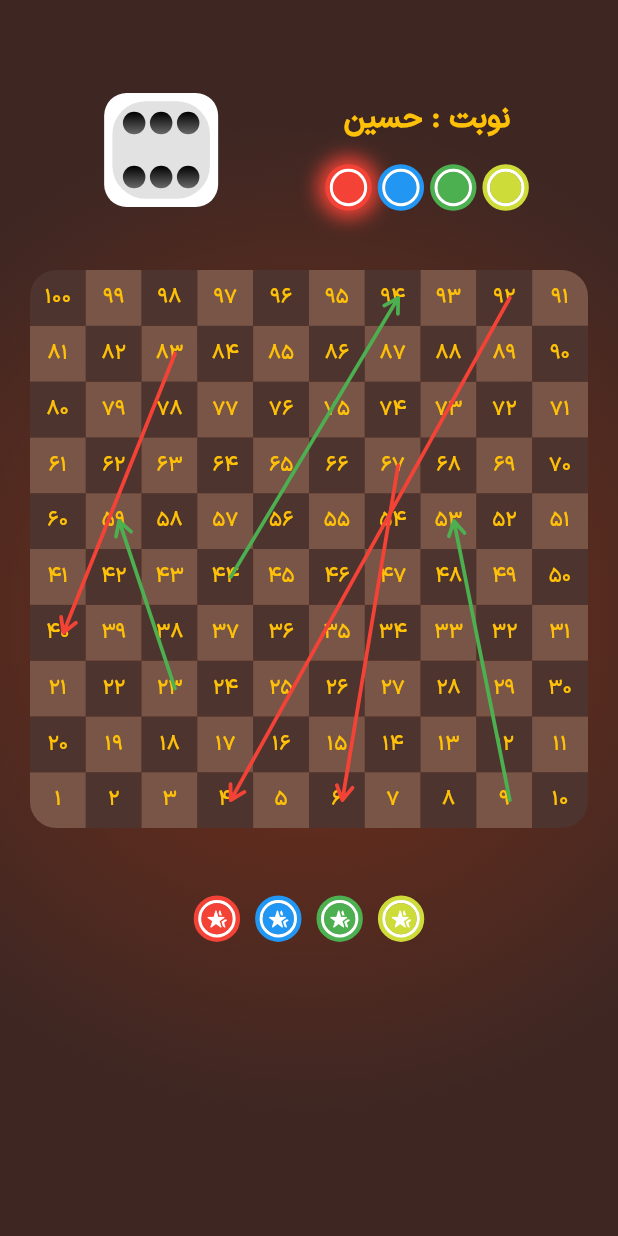
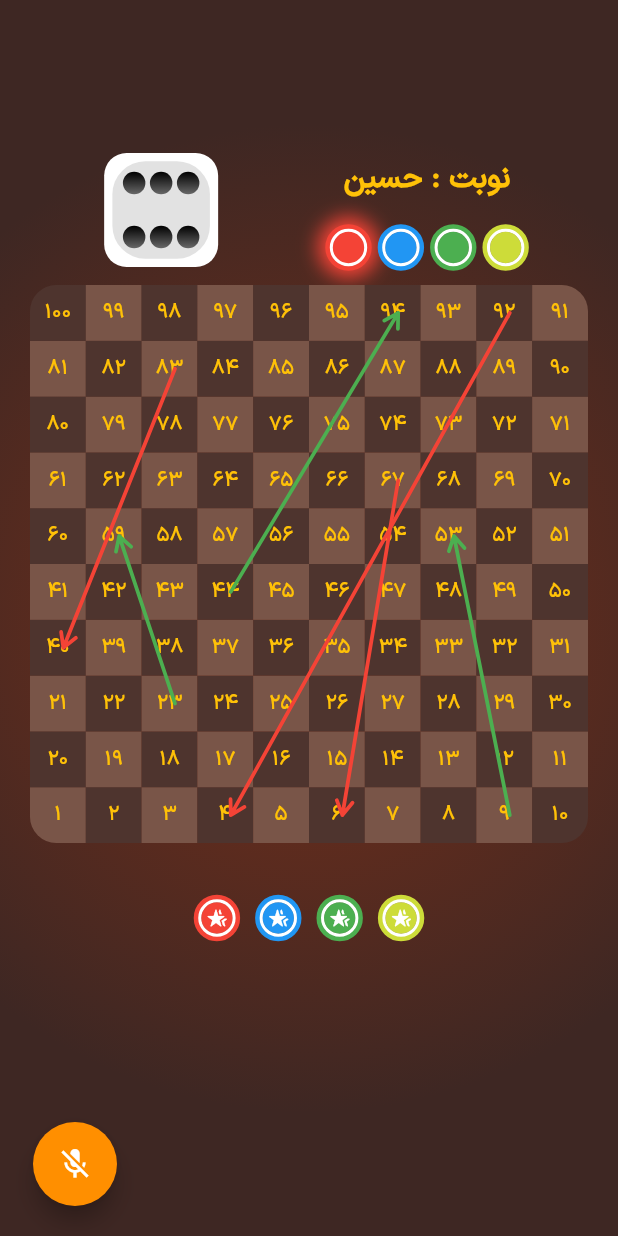
Before and after one commit to NeoHosseinism/BSP-Snake-And-Ladder-Game, a Flutter app: the screen it shows after launch, on a phone screen of 412 x 824 dp. Run offline on Flutter 3.47's test engine with Material 2 defaults, Android fonts, the phone set to English and light mode, and no system bars; our stand-ins replace get, lottie, speech_to_text.

Commit message:
COMPLETE at rolling dice with voice

```diff
--- a/lib/controller/splash/splash.dart
+++ b/lib/controller/splash/splash.dart
@@ -4,8 +4,8 @@ import 'package:snake_and_ladder/global.dart';
 import 'package:snake_and_ladder/model/player/player.dart';
 
 class SplashCtrl extends GetxController {
-  List<TextEditingController> txtCtrls = List.generate(
-      4, (index) => TextEditingController(text: "حسین"));
+  List<TextEditingController> txtCtrls =
+      List.generate(4, (index) => TextEditingController(text: "حسین"));
   // ! checkboxs and text editing controllers
 
   RxBool showSplash = true.obs;
--- a/lib/main.dart
+++ b/lib/main.dart
@@ -1,6 +1,7 @@
 import 'package:flutter/material.dart';
 import 'package:get/get.dart';
 import 'view/screen/home/home.dart';
+import 'view/screen/speech/speech.dart';
 import 'view/screen/splash/splash.dart';
 
 void main() => runApp(const MyApp());
@@ -20,6 +21,7 @@ class MyApp extends StatelessWidget {
       getPages: [
         GetPage(name: "/splash", page: () => const Splash()),
         GetPage(name: "/home", page: () => const Home()),
+        GetPage(name: "/speech", page: () => const Speech()),
       ],
     );
   }
--- a/lib/view/screen/home/home.dart
+++ b/lib/view/screen/home/home.dart
@@ -1,6 +1,9 @@
 import 'package:flutter/material.dart';
 import 'package:get/get.dart';
 import 'package:snake_and_ladder/global.dart';
+import 'package:snake_and_ladder/view/screen/home/widget/recognized_words/recognized_words.dart';
+import 'package:speech_to_text/speech_recognition_result.dart';
+import 'package:speech_to_text/speech_to_text.dart';
 
 import 'widget/board/board.dart';
 import 'widget/board/snakes_and_ladders.dart';
@@ -15,6 +18,53 @@ class Home extends StatefulWidget {
 }
 
 class _HomeState extends State<Home> with TickerProviderStateMixin {
+  final SpeechToText _speechToText = SpeechToText();
+  bool _speechEnabled = false;
+  String _lastWords = '';
+
+  @override
+  void initState() {
+    super.initState();
+    _initSpeech();
+  }
+
+  void _initSpeech() async {
+    _speechEnabled = await _speechToText.initialize();
+    setState(() {});
+  }
+
+  void _startListening() async {
+    List<LocaleName> locales = await _speechToText.locales();
+
+    var selectedLocale = locales[76];
+
+    await _speechToText.listen(
+      onResult: _onSpeechResult,
+      localeId: selectedLocale.localeId,
+    );
+
+    setState(() {});
+  }
+
+  void _stopListening() async {
+    await _speechToText.stop();
+    setState(() {});
+  }
+
+  void _onSpeechResult(SpeechRecognitionResult result) {
+    setState(() {
+      _lastWords = result.recognizedWords;
+    });
+
+    setState(() async {
+      if (_lastWords == "تاس بریز") {
+        await homeCtrl.showDiceRollingAnimation();
+        await homeCtrl.showDiceNumAndMovePlayerToken(setState);
+        print("pass checked >>>>>>>>>>>>>>>>>>>>>>>>>>>>>>>>>>>>>>>>>>>>>>>");
+      }
+    });
+  }
+
   @override
   Widget build(BuildContext context) {
     return Container(
@@ -34,13 +84,20 @@ class _HomeState extends State<Home> with TickerProviderStateMixin {
             Column(
               mainAxisAlignment: MainAxisAlignment.start,
               crossAxisAlignment: CrossAxisAlignment.center,
-              children: const [
-                SizedBox(height: 50),
-                DiceAndWhoTurnBox(),
-                SizedBox(height: 30),
-                Board(),
-                SizedBox(height: 30),
-                TokensOutOfGame(),
+              children: [
+                const SizedBox(height: 90),
+                const DiceAndWhoTurnBox(),
+                const Board(),
+                const SizedBox(height: 20),
+                const SizedBox(
+                  height: 60,
+                  child: Center(child: TokensOutOfGame()),
+                ),
+                const Spacer(),
+                RecognizedWords(_lastWords),
+                const Spacer(),
+                const Spacer(),
+                const Spacer(),
               ],
             ),
             const SnakesAndLadders(),
@@ -101,6 +158,19 @@ class _HomeState extends State<Home> with TickerProviderStateMixin {
             ),
           ],
         ),
+        floatingActionButtonLocation: FloatingActionButtonLocation.startDocked,
+        floatingActionButton: Padding(
+          padding: const EdgeInsets.only(bottom: 20, left: 6),
+          child: FloatingActionButton(
+            onPressed:
+                // If not yet listening for speech start, otherwise stop
+                _speechToText.isNotListening ? _startListening : _stopListening,
+            tooltip: 'Listen',
+            backgroundColor: Colors.amber[800],
+            child:
+                Icon(_speechToText.isNotListening ? Icons.mic_off : Icons.mic),
+          ),
+        ),
       ),
     );
   }
--- a/lib/view/screen/home/widget/board/board.dart
+++ b/lib/view/screen/home/widget/board/board.dart
@@ -18,8 +18,7 @@ class Board extends StatelessWidget {
             crossAxisCount: 10,
           ),
           itemBuilder: (_, index) {
-            return GestureDetector(
-              child: Container(
+            return Container(
               key: keys[index],
               decoration: BoxDecoration(
                 color: ((index ~/ 10) % 2 == 0) && (index % 2 == 0)
@@ -38,7 +37,6 @@ class Board extends StatelessWidget {
                       ? (((index ~/ 10) * 20) + 10 - index).toString()
                       : (index + 1).toString(),
                   style: const TextStyle(color: Colors.amber),
-                  ),
                 ),
               ),
             );
--- a/lib/view/screen/home/widget/dice/dice_and_who_turn_box.dart
+++ b/lib/view/screen/home/widget/dice/dice_and_who_turn_box.dart
@@ -9,7 +9,6 @@ import '../../../../../global.dart';
 import 'dice.dart';
 
 final HomeCtrl homeCtrl = Get.put(HomeCtrl());
-bool diceRolling = false;
 
 class DiceAndWhoTurnBox extends StatefulWidget {
   const DiceAndWhoTurnBox({super.key});
@@ -24,10 +23,11 @@ class _DiceAndWhoTurnBoxState extends State<DiceAndWhoTurnBox> {
     return Row(
       mainAxisAlignment: MainAxisAlignment.spaceEvenly,
       children: [
-        SizedBox(
+        Obx(
+          () => SizedBox(
             height: 100,
             width: 100,
-          child: (diceRolling)
+            child: (homeCtrl.diceRolling.value)
                 ? Center(
                     child: Lottie.asset(
                       "assets/gifs/131706-dice-6.json",
@@ -41,10 +41,11 @@ class _DiceAndWhoTurnBoxState extends State<DiceAndWhoTurnBox> {
                     ),
                   ),
           ),
+        ),
         GestureDetector(
           onTap: () async {
-            await showDiceRollingAnimation();
-            await homeCtrl.showDiceNumAndMovePlayerToken();
+            await homeCtrl.showDiceRollingAnimation();
+            await homeCtrl.showDiceNumAndMovePlayerToken(setState);
           },
           child: Obx(
             () => Column(
@@ -105,15 +106,4 @@ class _DiceAndWhoTurnBoxState extends State<DiceAndWhoTurnBox> {
       ],
     );
   }
-
-  Future<void> showDiceRollingAnimation() async {
-    setState(() {
-      diceRolling = true;
-    });
-    await Future.delayed(const Duration(milliseconds: 1700), () {
-      setState(() {
-        diceRolling = false;
-      });
-    });
 }
-}
--- a/lib/view/screen/home/widget/tokens_out_of_game/tokens_out_of_game.dart
+++ b/lib/view/screen/home/widget/tokens_out_of_game/tokens_out_of_game.dart
@@ -9,24 +9,18 @@ class TokensOutOfGame extends StatelessWidget {
   Widget build(BuildContext context) {
     // ignore: avoid_unnecessary_containers
     return Container(
-      child: Column(
-        mainAxisAlignment: MainAxisAlignment.start,
-        children: [
-          const SizedBox(height: 20),
-          Obx(
+      alignment: Alignment.center,
+      child: Obx(
         () => Row(
           mainAxisAlignment: MainAxisAlignment.center,
           children: List.generate(players.length, (index) {
-                if (players[index].x.value == -1 &&
-                    players[index].y.value == -1) {
+            if (players[index].x.value == -1 && players[index].y.value == -1) {
               return playerToken(index);
             } else {
               return Container();
             }
           }),
         ),
-          )
-        ],
       ),
     );
   }
--- a/pubspec.yaml
+++ b/pubspec.yaml
@@ -15,6 +15,7 @@ dependencies:
   cupertino_icons: ^1.0.2
   lottie: ^2.3.1
   get: ^4.6.5
+  speech_to_text: ^6.1.1
 
 dev_dependencies:
   flutter_test:
```
Also changed, not shown: lib/controller/home/home.dart (+61 -8 lines), lib/global.dart (+7 -3 lines), lib/view/screen/home/widget/recognized_words/recognized_words.dart (added, +17 -0 lines), lib/view/screen/speech/speech.dart (added, +109 -0 lines), pubspec.lock, 3 other files. Lines whose indentation alone changed are shown as unchanged.
